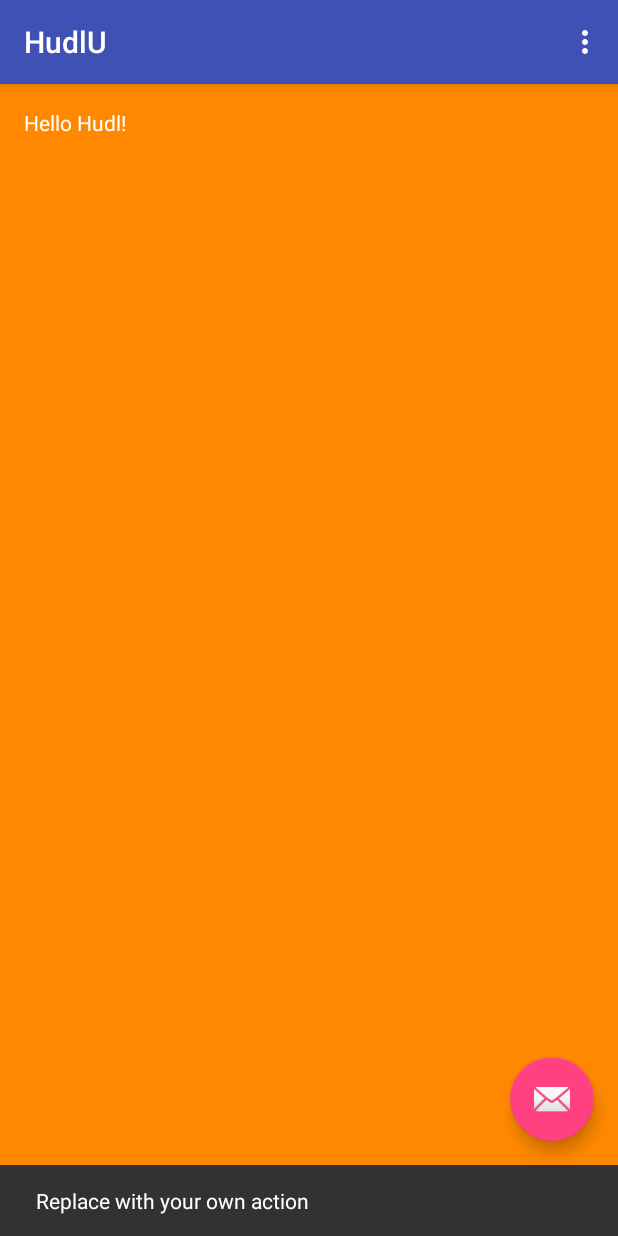
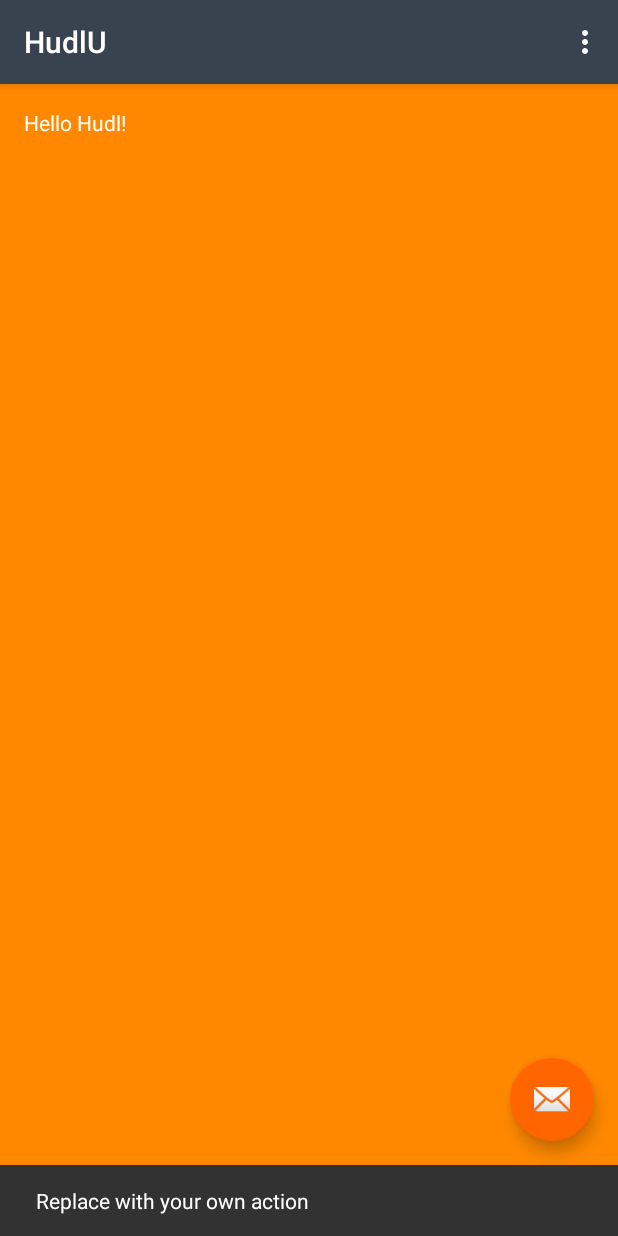
Before and after one commit to aichamorro/HudlU, an Android app: the screen it shows after launch (MainActivity), after a tap on an icon or button, on a phone screen of 412 x 824 dp. Run offline under Robolectric (Android 15) with nearby library versions, the phone set to English and light mode, and no system bars.

Commit message:
Updated the Theme colors to match those in the Kickoff specification

```diff
--- a/app/src/main/res/values/colors.xml
+++ b/app/src/main/res/values/colors.xml
@@ -1,6 +1,6 @@
 <?xml version="1.0" encoding="utf-8"?>
 <resources>
-    <color name="colorPrimary">#3F51B5</color>
-    <color name="colorPrimaryDark">#303F9F</color>
-    <color name="colorAccent">#FF4081</color>
+    <color name="colorPrimary">#38434f</color>
+    <color name="colorPrimaryDark">#232a31</color>
+    <color name="colorAccent">#ff6600</color>
 </resources>
```
